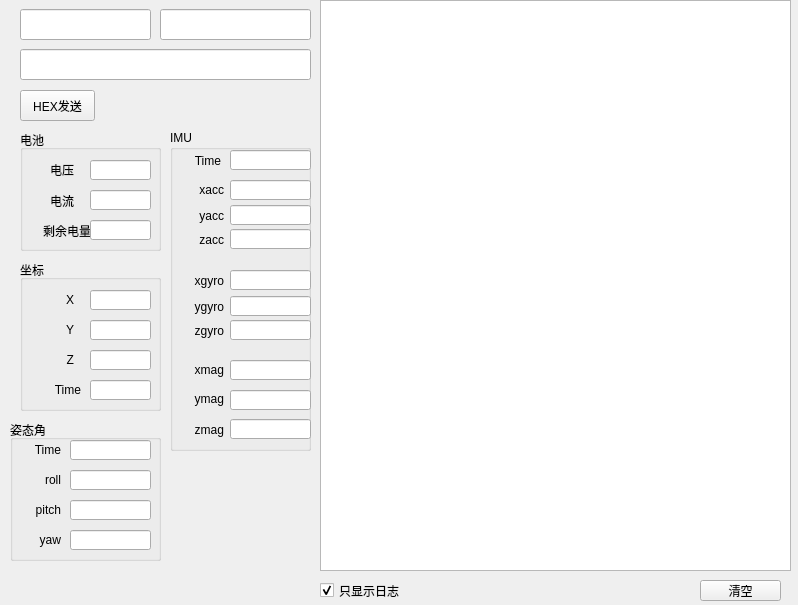
Old version of the form UAVManage/devicedebug.ui in the repository gessd/UAVManage.
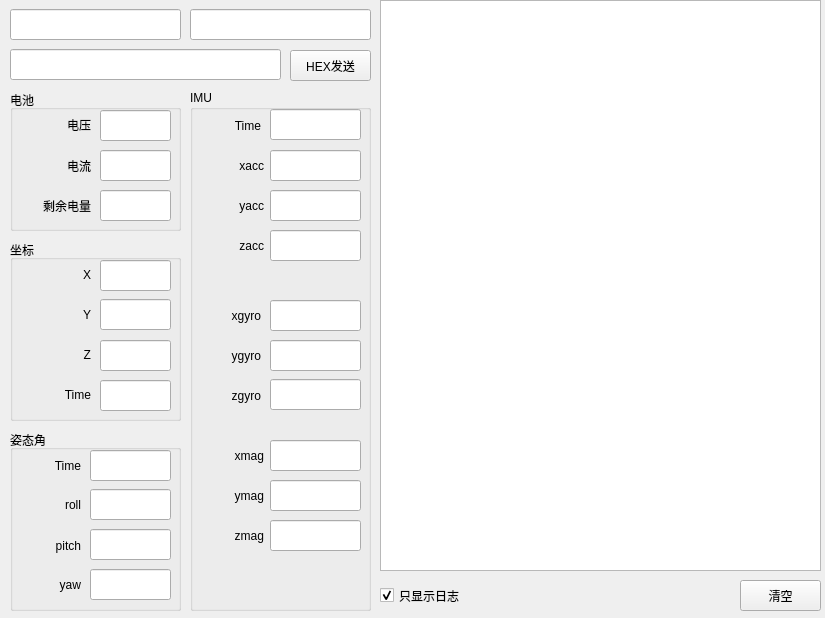
New version of the form.

Patch:
```diff
--- a/UAVManage/devicedebug.ui
+++ b/UAVManage/devicedebug.ui
@@ -6,19 +6,22 @@
    <rect>
     <x>0</x>
     <y>0</y>
-    <width>798</width>
-    <height>605</height>
+    <width>825</width>
+    <height>618</height>
    </rect>
   </property>
   <property name="windowTitle">
    <string>调试窗口</string>
   </property>
+  <property name="styleSheet">
+   <string notr="true"/>
+  </property>
   <widget class="QTextBrowser" name="textBrowser">
    <property name="geometry">
     <rect>
-     <x>320</x>
+     <x>380</x>
      <y>0</y>
-     <width>471</width>
+     <width>441</width>
      <height>571</height>
     </rect>
    </property>
@@ -26,9 +29,9 @@
   <widget class="QLineEdit" name="lineEditIp">
    <property name="geometry">
     <rect>
-     <x>160</x>
+     <x>190</x>
      <y>9</y>
-     <width>151</width>
+     <width>181</width>
      <height>31</height>
     </rect>
    </property>
@@ -42,9 +45,9 @@
   <widget class="QLineEdit" name="lineEditMsg">
    <property name="geometry">
     <rect>
-     <x>20</x>
+     <x>10</x>
      <y>49</y>
-     <width>291</width>
+     <width>271</width>
      <height>31</height>
     </rect>
    </property>
@@ -52,9 +55,9 @@
   <widget class="QToolButton" name="btnSendHex">
    <property name="geometry">
     <rect>
-     <x>20</x>
-     <y>90</y>
-     <width>75</width>
+     <x>290</x>
+     <y>50</y>
+     <width>81</width>
      <height>31</height>
     </rect>
    </property>
@@ -65,10 +68,10 @@
   <widget class="QToolButton" name="btnMessageClear">
    <property name="geometry">
     <rect>
-     <x>700</x>
+     <x>740</x>
      <y>580</y>
      <width>81</width>
-     <height>21</height>
+     <height>31</height>
     </rect>
    </property>
    <property name="text">
@@ -78,10 +81,10 @@
   <widget class="QGroupBox" name="groupBox">
    <property name="geometry">
     <rect>
-     <x>20</x>
-     <y>130</y>
-     <width>141</width>
-     <height>121</height>
+     <x>10</x>
+     <y>90</y>
+     <width>171</width>
+     <height>141</height>
     </rect>
    </property>
    <property name="title">
@@ -91,9 +94,9 @@
     <property name="geometry">
      <rect>
       <x>0</x>
-      <y>29</y>
-      <width>54</width>
-      <height>21</height>
+      <y>19</y>
+      <width>81</width>
+      <height>31</height>
      </rect>
     </property>
     <property name="text">
@@ -108,8 +111,8 @@
      <rect>
       <x>0</x>
       <y>60</y>
-      <width>54</width>
-      <height>21</height>
+      <width>81</width>
+      <height>31</height>
      </rect>
     </property>
     <property name="text">
@@ -123,9 +126,9 @@
     <property name="geometry">
      <rect>
       <x>0</x>
-      <y>90</y>
-      <width>71</width>
-      <height>21</height>
+      <y>100</y>
+      <width>81</width>
+      <height>31</height>
      </rect>
     </property>
     <property name="text">
@@ -138,10 +141,10 @@
    <widget class="QLineEdit" name="lineEditVoltages">
     <property name="geometry">
      <rect>
-      <x>70</x>
-      <y>30</y>
-      <width>61</width>
-      <height>20</height>
+      <x>90</x>
+      <y>20</y>
+      <width>71</width>
+      <height>31</height>
      </rect>
     </property>
     <property name="readOnly">
@@ -151,10 +154,10 @@
    <widget class="QLineEdit" name="lineEditBattery">
     <property name="geometry">
      <rect>
-      <x>70</x>
+      <x>90</x>
       <y>60</y>
-      <width>61</width>
-      <height>20</height>
+      <width>71</width>
+      <height>31</height>
      </rect>
     </property>
     <property name="readOnly">
@@ -164,10 +167,10 @@
    <widget class="QLineEdit" name="lineEditElectric">
     <property name="geometry">
      <rect>
-      <x>70</x>
-      <y>90</y>
-      <width>61</width>
-      <height>20</height>
+      <x>90</x>
+      <y>100</y>
+      <width>71</width>
+      <height>31</height>
      </rect>
     </property>
     <property name="readOnly">
@@ -178,10 +181,10 @@
   <widget class="QGroupBox" name="groupBox_2">
    <property name="geometry">
     <rect>
-     <x>20</x>
-     <y>260</y>
-     <width>141</width>
-     <height>151</height>
+     <x>10</x>
+     <y>240</y>
+     <width>171</width>
+     <height>181</height>
     </rect>
    </property>
    <property name="title">
@@ -190,10 +193,10 @@
    <widget class="QLabel" name="label_11">
     <property name="geometry">
      <rect>
-      <x>33</x>
-      <y>30</y>
-      <width>21</width>
-      <height>20</height>
+      <x>30</x>
+      <y>19</y>
+      <width>51</width>
+      <height>31</height>
      </rect>
     </property>
     <property name="text">
@@ -206,10 +209,10 @@
    <widget class="QLabel" name="label_12">
     <property name="geometry">
      <rect>
-      <x>33</x>
-      <y>60</y>
-      <width>21</width>
-      <height>20</height>
+      <x>30</x>
+      <y>59</y>
+      <width>51</width>
+      <height>31</height>
      </rect>
     </property>
     <property name="text">
@@ -222,10 +225,10 @@
    <widget class="QLabel" name="label_13">
     <property name="geometry">
      <rect>
-      <x>33</x>
-      <y>90</y>
-      <width>21</width>
-      <height>20</height>
+      <x>30</x>
+      <y>99</y>
+      <width>51</width>
+      <height>31</height>
      </rect>
     </property>
     <property name="text">
@@ -238,10 +241,10 @@
    <widget class="QLineEdit" name="lineEditX">
     <property name="geometry">
      <rect>
-      <x>70</x>
-      <y>30</y>
-      <width>61</width>
-      <height>20</height>
+      <x>90</x>
+      <y>20</y>
+      <width>71</width>
+      <height>31</height>
      </rect>
     </property>
     <property name="readOnly">
@@ -251,10 +254,10 @@
    <widget class="QLineEdit" name="lineEditY">
     <property name="geometry">
      <rect>
-      <x>70</x>
-      <y>60</y>
-      <width>61</width>
-      <height>20</height>
+      <x>90</x>
+      <y>59</y>
+      <width>71</width>
+      <height>31</height>
      </rect>
     </property>
     <property name="readOnly">
@@ -264,10 +267,10 @@
    <widget class="QLineEdit" name="lineEditZ">
     <property name="geometry">
      <rect>
-      <x>70</x>
-      <y>90</y>
-      <width>61</width>
-      <height>20</height>
+      <x>90</x>
+      <y>100</y>
+      <width>71</width>
+      <height>31</height>
      </rect>
     </property>
     <property name="readOnly">
@@ -277,10 +280,10 @@
    <widget class="QLineEdit" name="lineEditTime">
     <property name="geometry">
      <rect>
-      <x>70</x>
-      <y>120</y>
-      <width>61</width>
-      <height>20</height>
+      <x>90</x>
+      <y>140</y>
+      <width>71</width>
+      <height>31</height>
      </rect>
     </property>
     <property name="readOnly">
@@ -291,9 +294,9 @@
     <property name="geometry">
      <rect>
       <x>20</x>
-      <y>120</y>
-      <width>41</width>
-      <height>20</height>
+      <y>139</y>
+      <width>61</width>
+      <height>31</height>
      </rect>
     </property>
     <property name="text">
@@ -307,10 +310,10 @@
   <widget class="QGroupBox" name="groupBox_3">
    <property name="geometry">
     <rect>
-     <x>170</x>
-     <y>130</y>
-     <width>141</width>
-     <height>321</height>
+     <x>190</x>
+     <y>90</y>
+     <width>181</width>
+     <height>521</height>
     </rect>
    </property>
    <property name="styleSheet">
@@ -323,9 +326,9 @@
     <property name="geometry">
      <rect>
       <x>3</x>
-      <y>49</y>
-      <width>51</width>
-      <height>21</height>
+      <y>60</y>
+      <width>71</width>
+      <height>31</height>
      </rect>
     </property>
     <property name="text">
@@ -339,9 +342,9 @@
     <property name="geometry">
      <rect>
       <x>3</x>
-      <y>75</y>
-      <width>51</width>
-      <height>21</height>
+      <y>100</y>
+      <width>71</width>
+      <height>31</height>
      </rect>
     </property>
     <property name="text">
@@ -355,9 +358,9 @@
     <property name="geometry">
      <rect>
       <x>3</x>
-      <y>99</y>
-      <width>51</width>
-      <height>21</height>
+      <y>140</y>
+      <width>71</width>
+      <height>31</height>
      </rect>
     </property>
     <property name="text">
@@ -370,10 +373,10 @@
    <widget class="QLineEdit" name="imu_1">
     <property name="geometry">
      <rect>
-      <x>60</x>
-      <y>50</y>
-      <width>81</width>
-      <height>20</height>
+      <x>80</x>
+      <y>60</y>
+      <width>91</width>
+      <height>31</height>
      </rect>
     </property>
     <property name="readOnly">
@@ -383,10 +386,10 @@
    <widget class="QLineEdit" name="imu_2">
     <property name="geometry">
      <rect>
-      <x>60</x>
-      <y>75</y>
-      <width>81</width>
-      <height>20</height>
+      <x>80</x>
+      <y>100</y>
+      <width>91</width>
+      <height>31</height>
      </rect>
     </property>
     <property name="readOnly">
@@ -396,10 +399,10 @@
    <widget class="QLineEdit" name="imu_3">
     <property name="geometry">
      <rect>
-      <x>60</x>
-      <y>99</y>
-      <width>81</width>
-      <height>20</height>
+      <x>80</x>
+      <y>140</y>
+      <width>91</width>
+      <height>31</height>
      </rect>
     </property>
     <property name="readOnly">
@@ -411,8 +414,8 @@
      <rect>
       <x>0</x>
       <y>20</y>
-      <width>51</width>
-      <height>21</height>
+      <width>71</width>
+      <height>31</height>
      </rect>
     </property>
     <property name="text">
@@ -425,10 +428,10 @@
    <widget class="QLineEdit" name="imu_time">
     <property name="geometry">
      <rect>
-      <x>60</x>
-      <y>20</y>
-      <width>81</width>
-      <height>20</height>
+      <x>80</x>
+      <y>19</y>
+      <width>91</width>
+      <height>31</height>
      </rect>
     </property>
     <property name="readOnly">
@@ -438,10 +441,10 @@
    <widget class="QLabel" name="label_18">
     <property name="geometry">
      <rect>
-      <x>3</x>
-      <y>140</y>
-      <width>51</width>
-      <height>21</height>
+      <x>10</x>
+      <y>210</y>
+      <width>61</width>
+      <height>31</height>
      </rect>
     </property>
     <property name="text">
@@ -454,10 +457,10 @@
    <widget class="QLineEdit" name="imu_5">
     <property name="geometry">
      <rect>
-      <x>60</x>
-      <y>166</y>
-      <width>81</width>
-      <height>20</height>
+      <x>80</x>
+      <y>250</y>
+      <width>91</width>
+      <height>31</height>
      </rect>
     </property>
     <property name="readOnly">
@@ -467,10 +470,10 @@
    <widget class="QLabel" name="label_20">
     <property name="geometry">
      <rect>
-      <x>3</x>
-      <y>166</y>
-      <width>51</width>
-      <height>21</height>
+      <x>10</x>
+      <y>250</y>
+      <width>61</width>
+      <height>31</height>
      </rect>
     </property>
     <property name="text">
@@ -483,10 +486,10 @@
    <widget class="QLabel" name="label_21">
     <property name="geometry">
      <rect>
-      <x>3</x>
-      <y>190</y>
-      <width>51</width>
-      <height>21</height>
+      <x>10</x>
+      <y>290</y>
+      <width>61</width>
+      <height>31</height>
      </rect>
     </property>
     <property name="text">
@@ -499,10 +502,10 @@
    <widget class="QLineEdit" name="imu_4">
     <property name="geometry">
      <rect>
-      <x>60</x>
-      <y>140</y>
-      <width>81</width>
-      <height>20</height>
+      <x>80</x>
+      <y>210</y>
+      <width>91</width>
+      <height>31</height>
      </rect>
     </property>
     <property name="readOnly">
@@ -512,10 +515,10 @@
    <widget class="QLineEdit" name="imu_6">
     <property name="geometry">
      <rect>
-      <x>60</x>
-      <y>190</y>
-      <width>81</width>
-      <height>20</height>
+      <x>80</x>
+      <y>289</y>
+      <width>91</width>
+      <height>31</height>
      </rect>
     </property>
     <property name="readOnly">
@@ -526,9 +529,9 @@
     <property name="geometry">
      <rect>
       <x>3</x>
-      <y>229</y>
-      <width>51</width>
-      <height>21</height>
+      <y>350</y>
+      <width>71</width>
+      <height>31</height>
      </rect>
     </property>
     <property name="text">
@@ -541,10 +544,10 @@
    <widget class="QLineEdit" name="imu_8">
     <property name="geometry">
      <rect>
-      <x>60</x>
-      <y>260</y>
-      <width>81</width>
-      <height>20</height>
+      <x>80</x>
+      <y>390</y>
+      <width>91</width>
+      <height>31</height>
      </rect>
     </property>
     <property name="readOnly">
@@ -555,9 +558,9 @@
     <property name="geometry">
      <rect>
       <x>3</x>
-      <y>258</y>
-      <width>51</width>
-      <height>21</height>
+      <y>390</y>
+      <width>71</width>
+      <height>31</height>
      </rect>
     </property>
     <property name="text">
@@ -571,9 +574,9 @@
     <property name="geometry">
      <rect>
       <x>3</x>
-      <y>289</y>
-      <width>51</width>
-      <height>21</height>
+      <y>430</y>
+      <width>71</width>
+      <height>31</height>
      </rect>
     </property>
     <property name="text">
@@ -586,10 +589,10 @@
    <widget class="QLineEdit" name="imu_7">
     <property name="geometry">
      <rect>
-      <x>60</x>
-      <y>230</y>
-      <width>81</width>
-      <height>20</height>
+      <x>80</x>
+      <y>350</y>
+      <width>91</width>
+      <height>31</height>
      </rect>
     </property>
     <property name="readOnly">
@@ -599,10 +602,10 @@
    <widget class="QLineEdit" name="imu_9">
     <property name="geometry">
      <rect>
-      <x>60</x>
-      <y>289</y>
-      <width>81</width>
-      <height>20</height>
+      <x>80</x>
+      <y>430</y>
+      <width>91</width>
+      <height>31</height>
      </rect>
     </property>
     <property name="readOnly">
@@ -614,9 +617,9 @@
    <property name="geometry">
     <rect>
      <x>10</x>
-     <y>420</y>
-     <width>151</width>
-     <height>141</height>
+     <y>430</y>
+     <width>171</width>
+     <height>181</height>
     </rect>
    </property>
    <property name="title">
@@ -627,8 +630,8 @@
      <rect>
       <x>10</x>
       <y>20</y>
-      <width>41</width>
-      <height>20</height>
+      <width>61</width>
+      <height>31</height>
      </rect>
     </property>
     <property name="text">
@@ -641,10 +644,10 @@
    <widget class="QLineEdit" name="attitude_time">
     <property name="geometry">
      <rect>
-      <x>60</x>
+      <x>80</x>
       <y>20</y>
       <width>81</width>
-      <height>20</height>
+      <height>31</height>
      </rect>
     </property>
     <property name="readOnly">
@@ -654,10 +657,10 @@
    <widget class="QLineEdit" name="lineEdityaw">
     <property name="geometry">
      <rect>
-      <x>60</x>
-      <y>110</y>
+      <x>80</x>
+      <y>139</y>
       <width>81</width>
-      <height>20</height>
+      <height>31</height>
      </rect>
     </property>
     <property name="readOnly">
@@ -668,9 +671,9 @@
     <property name="geometry">
      <rect>
       <x>10</x>
-      <y>80</y>
-      <width>41</width>
-      <height>20</height>
+      <y>100</y>
+      <width>61</width>
+      <height>31</height>
      </rect>
     </property>
     <property name="text">
@@ -683,10 +686,10 @@
    <widget class="QLineEdit" name="lineEditpitch">
     <property name="geometry">
      <rect>
-      <x>60</x>
-      <y>80</y>
+      <x>80</x>
+      <y>99</y>
       <width>81</width>
-      <height>20</height>
+      <height>31</height>
      </rect>
     </property>
     <property name="readOnly">
@@ -696,10 +699,10 @@
    <widget class="QLineEdit" name="lineEditroll">
     <property name="geometry">
      <rect>
-      <x>60</x>
-      <y>50</y>
+      <x>80</x>
+      <y>59</y>
       <width>81</width>
-      <height>20</height>
+      <height>31</height>
      </rect>
     </property>
     <property name="readOnly">
@@ -710,9 +713,9 @@
     <property name="geometry">
      <rect>
       <x>10</x>
-      <y>50</y>
-      <width>41</width>
-      <height>20</height>
+      <y>59</y>
+      <width>61</width>
+      <height>31</height>
      </rect>
     </property>
     <property name="text">
@@ -726,9 +729,9 @@
     <property name="geometry">
      <rect>
       <x>10</x>
-      <y>110</y>
-      <width>41</width>
-      <height>20</height>
+      <y>139</y>
+      <width>61</width>
+      <height>31</height>
      </rect>
     </property>
     <property name="text">
@@ -742,10 +745,10 @@
   <widget class="QCheckBox" name="checkBoxbOnlylog">
    <property name="geometry">
     <rect>
-     <x>320</x>
+     <x>380</x>
      <y>580</y>
      <width>111</width>
-     <height>21</height>
+     <height>31</height>
     </rect>
    </property>
    <property name="text">
@@ -758,9 +761,9 @@
   <widget class="QLineEdit" name="lineEditName">
    <property name="geometry">
     <rect>
-     <x>20</x>
+     <x>10</x>
      <y>9</y>
-     <width>131</width>
+     <width>171</width>
      <height>31</height>
     </rect>
    </property>
```
